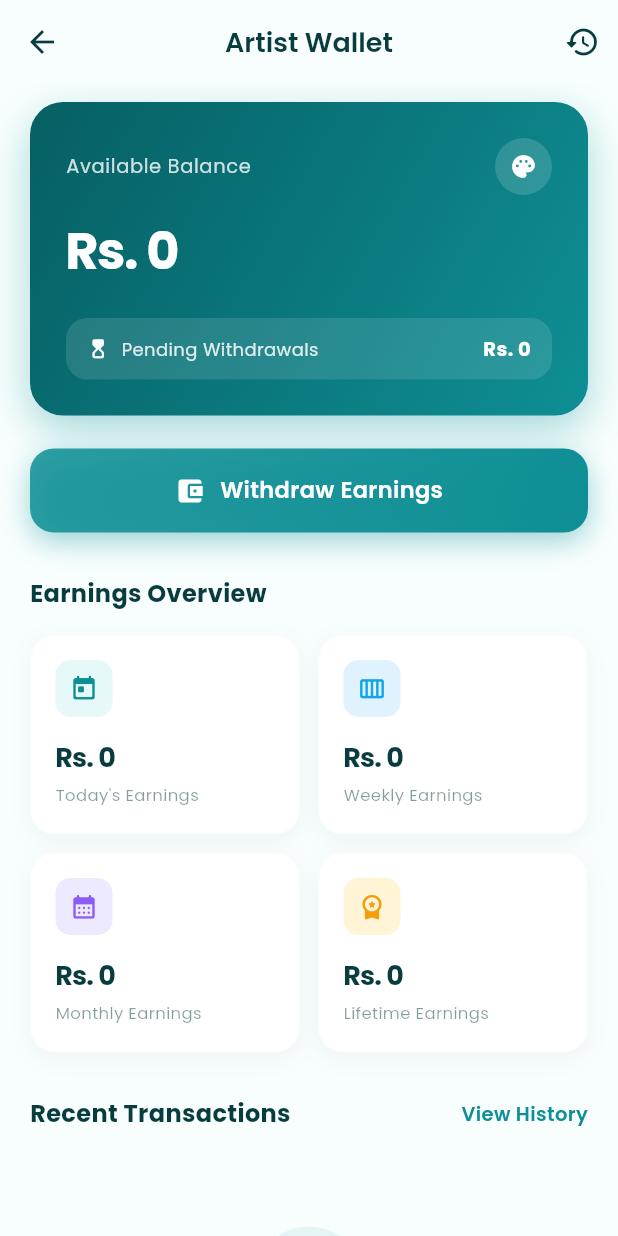
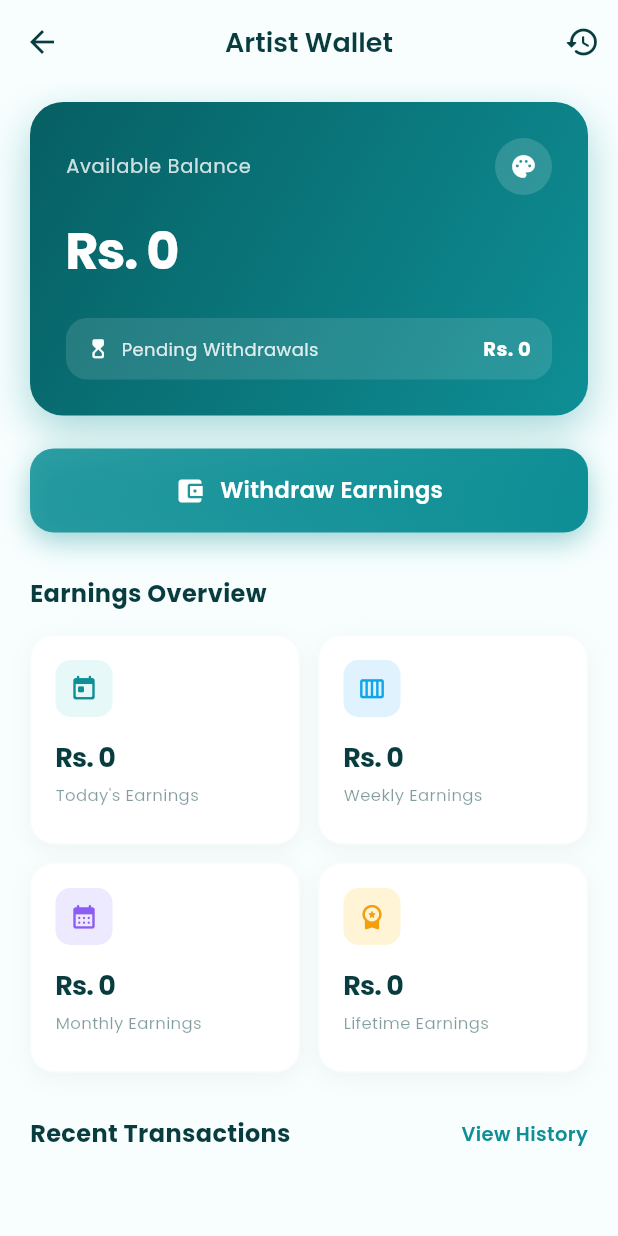
Before and after one commit to Asmarjaffery/smartstitch, a Flutter app: the ArtistWalletScreen screen opened directly, on a phone screen of 412 x 824 dp. Run offline on Flutter 3.47's test engine with Material 3 defaults, Android fonts, the phone set to English and light mode, and no system bars; our stand-ins replace cached_network_image, camera, cloud_firestore, dio, emoji_picker_flutter, firebase_auth and 26 more; missing offline and left inert: dart:html, excel, flutter_stripe, google_mlkit_pose_detection, record, universal_html; accounts and stored records are empty; network calls fail.

Commit message:
Refactor GridView to use builder for performance

```diff
--- a/lib/artist/wallet/artist_wallet_screen.dart
+++ b/lib/artist/wallet/artist_wallet_screen.dart
@@ -23,7 +23,9 @@ class ArtistWalletScreen extends StatelessWidget {
       appBar: AppBar(
         title: const Text('Artist Wallet',
             style: TextStyle(
-                fontFamily: 'Poppins', fontSize: 18, fontWeight: FontWeight.w600)),
+                fontFamily: 'Poppins',
+                fontSize: 18,
+                fontWeight: FontWeight.w600)),
         centerTitle: true,
         backgroundColor: theme.scaffoldBackgroundColor,
         elevation: 0,
@@ -31,7 +33,8 @@ class ArtistWalletScreen extends StatelessWidget {
           IconButton(
             icon: const Icon(Icons.history_rounded),
             tooltip: 'Withdrawal History',
-            onPressed: () => Get.to(() => const ArtistWithdrawalHistoryScreen()),
+            onPressed: () =>
+                Get.to(() => const ArtistWithdrawalHistoryScreen()),
           ),
         ],
       ),
@@ -68,14 +71,19 @@ class ArtistWalletScreen extends StatelessWidget {
                 const SizedBox(height: 28),
                 const SectionHeader(title: 'Earnings Overview'),
                 const SizedBox(height: 14),
-                GridView.count(
-                  crossAxisCount: 2,
+                GridView.builder(
                   shrinkWrap: true,
                   physics: const NeverScrollableScrollPhysics(),
+                  itemCount: 4,
+                  gridDelegate: const SliverGridDelegateWithFixedCrossAxisCount(
+                    crossAxisCount: 2,
                     mainAxisSpacing: 12,
                     crossAxisSpacing: 12,
-                  childAspectRatio: 1.35,
-                  children: [
+                    mainAxisExtent:
+                        140, // was 132 — extra headroom for text-scale variance
+                  ),
+                  itemBuilder: (context, index) {
+                    final cards = [
                       WalletStatCard(
                         label: "Today's Earnings",
                         amount: wallet.todayEarnings,
@@ -104,7 +112,9 @@ class ArtistWalletScreen extends StatelessWidget {
                         iconColor: WalletColors.amber,
                         iconBg: WalletColors.amberBg,
                       ),
-                  ],
+                    ];
+                    return cards[index];
+                  },
                 ),
                 const SizedBox(height: 28),
                 SectionHeader(
@@ -315,7 +325,8 @@ class _TransactionCard extends StatelessWidget {
       decoration: BoxDecoration(
         color: theme.cardColor,
         borderRadius: BorderRadius.circular(16),
-        border: Border.all(color: theme.colorScheme.outline.withValues(alpha: 0.15)),
+        border: Border.all(
+            color: theme.colorScheme.outline.withValues(alpha: 0.15)),
         boxShadow: [
           BoxShadow(
             color: Colors.black.withValues(alpha: isDark ? 0.25 : 0.03),
```
Lines whose indentation alone changed are shown as unchanged.
